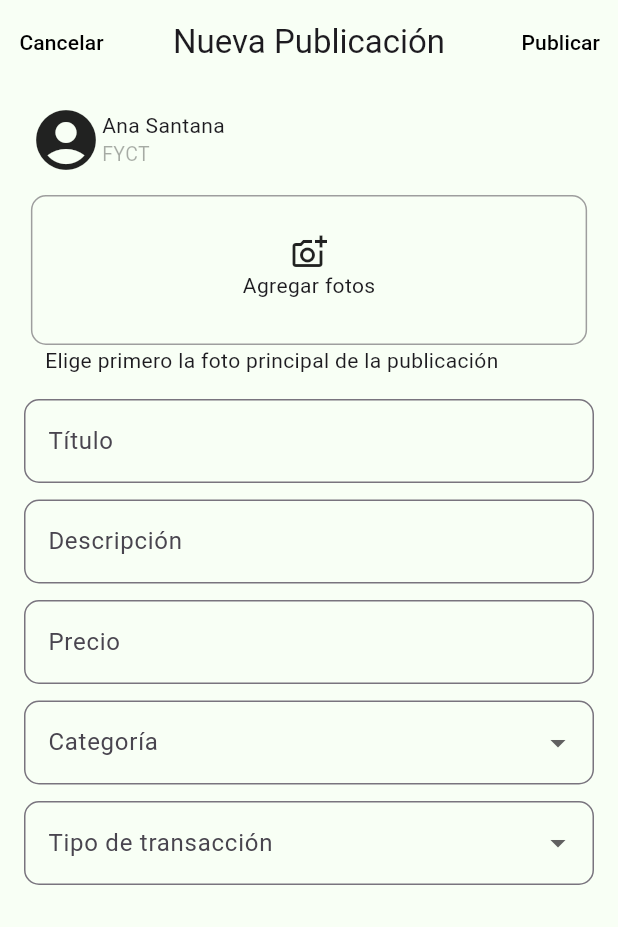
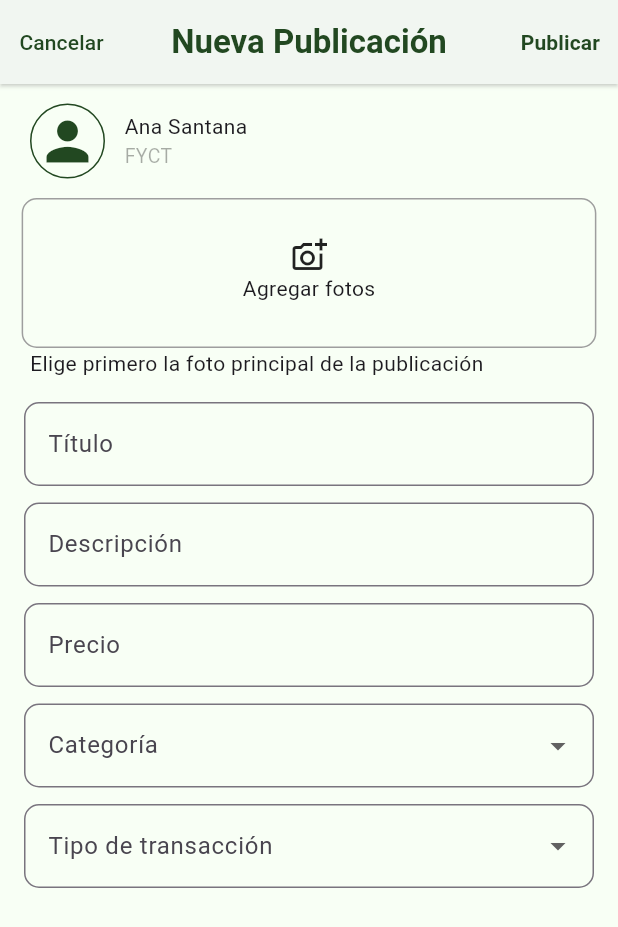
Before and after one commit to criistiiaan/TRADEUTP, a Flutter app: the NewItemPage screen opened directly, on a phone screen of 412 x 824 dp. Shown: the top 927 px of the screen. Run offline on Flutter 3.47's test engine with Material 3 defaults, Android fonts, the phone set to English and light mode, and no system bars; our stand-ins replace fluttertoast, google_nav_bar, image_picker, sqflite; accounts and stored records are empty.

Commit message:
cambios de diseño

```diff
--- a/lib/screen/new_item_page.dart
+++ b/lib/screen/new_item_page.dart
@@ -101,27 +101,31 @@ class _NewItemPageState extends State<NewItemPage> {
   Widget build(BuildContext context) {
     double width = MediaQuery.of(context).size.width;
     double gapBetweenTextfield = 11;
-    double widthImagePicker = (width *0.9);
+    double widthImagePicker = (width *0.93);
+    print(widthImagePicker);
 
     return Scaffold(
       extendBody: true, // Extender el cuerpo detrás del bottomNavigationBar
 
       appBar: AppBar(
         centerTitle: true,
+        elevation: 1.0, // Aquí se añade la sombra
+        shadowColor: Colors.grey.withOpacity(0.5), // Color de la sombra
         leading: TextButton(
           onPressed: () {
             Navigator.pop(context);
           },
+
           child: Text(
             'Cancelar',
             style: TextStyle(
-              color: Colors.black,
+              color: colormainColor,
               fontSize: 14,
             ),
           ),
         ),
         leadingWidth: 82,
-        title: Text('Nueva Publicación'),
+        title: Text('Nueva Publicación', style: TextStyle(color: colormainColor, fontWeight: FontWeight.bold),),
         actions: <Widget>[
           TextButton(
             onPressed: () {
@@ -132,8 +136,9 @@ class _NewItemPageState extends State<NewItemPage> {
             child: Text(
               'Publicar',
               style: TextStyle(
-                color: Colors.black,
+                color: colormainColor,
                 fontSize: 14,
+                fontWeight: FontWeight.bold
               ),
             ),
           ),
@@ -146,8 +151,25 @@ class _NewItemPageState extends State<NewItemPage> {
         Padding(
 
         padding: EdgeInsets.only(left: 20, top: 13,bottom: 13, right:20),
-        child:Row(children: [
-          Icon(Icons.account_circle_rounded, size: 48,),
+        child:Row(
+          children: [
+          Container(
+
+
+              decoration: BoxDecoration(
+                shape: BoxShape.circle,
+
+                border: Border.all(
+                  color: colormainColor, // Color del borde
+                  width: 1.0, // Ancho del borde
+                ),
+              ),
+              child: Padding(
+                padding: const EdgeInsets.all(3), // Espaciado entre el ícono y el borde
+                child: Icon(Icons.person, color: colormainColor,size: 42,),
+              ),
+            ),
+          SizedBox(width: 13),
           Column(
           crossAxisAlignment: CrossAxisAlignment.start,
 
@@ -165,6 +187,7 @@ class _NewItemPageState extends State<NewItemPage> {
         child:Center(
           child:Container(
           height: 100,
+
           width: widthImagePicker,
           decoration: BoxDecoration(
             borderRadius: BorderRadius.circular(10),
@@ -189,13 +212,17 @@ class _NewItemPageState extends State<NewItemPage> {
 
           ],),)
 
-          )),),),
+          )
+          ),
+          ),
+          ),
           Padding(
-            padding: EdgeInsets.only(left: 30),
+            padding: EdgeInsets.only(left: 20),
             child:Text("Elige primero la foto principal de la publicación"),),
 Padding(
         padding: const EdgeInsets.all(16.0),
-        child: Column(
+
+        child:Column(
           children: <Widget>[
             TextField(
 
```
